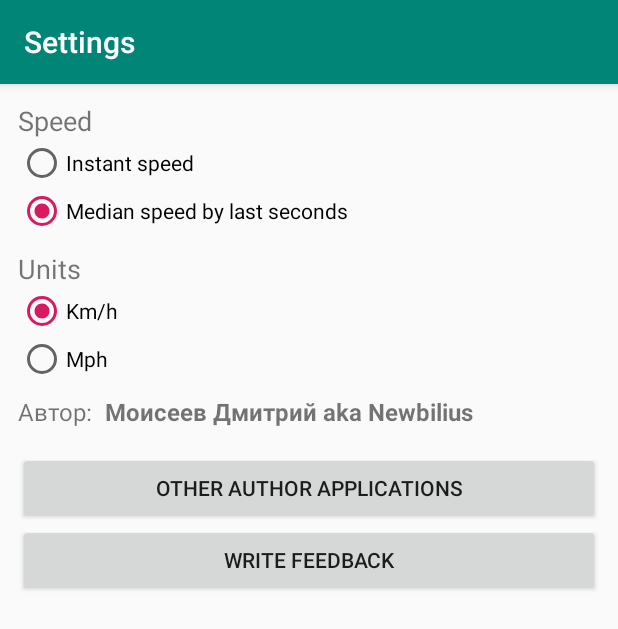
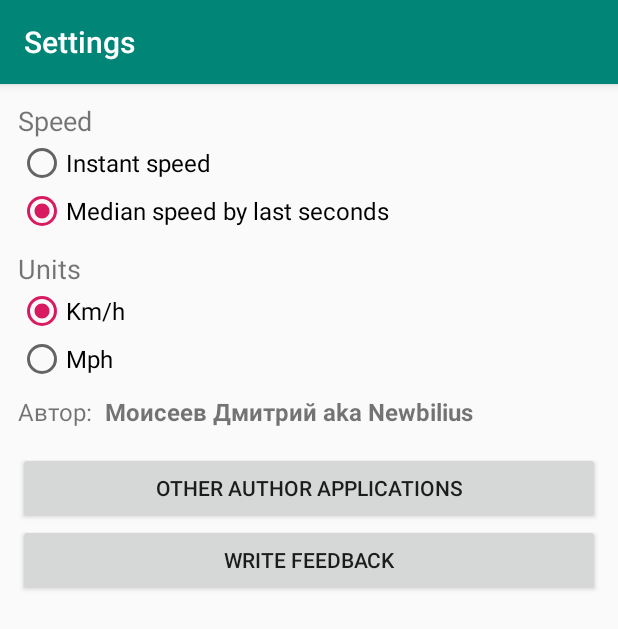
Before and after one commit to Newbilius/GPS_Speedometer, an Android app: the SettingsActivity screen opened directly, with no data from a screen before it, on a phone screen of 412 x 824 dp. Shown: the top 629 px of the screen. Run offline under Robolectric (Android 15) with nearby library versions, the phone set to English and light mode, and no system bars; our stand-ins replace data binding.

Commit message:
Вытащил часть повторяющихся параметров из вёрстки в ресурсы, выкинул ненужные параметры

```diff
--- a/app/src/main/java/com/newbilius/simplegpsspeedometer/Activities/DashboardActivity.java
+++ b/app/src/main/java/com/newbilius/simplegpsspeedometer/Activities/DashboardActivity.java
@@ -32,7 +32,6 @@ import com.newbilius.simplegpsspeedometer.databinding.ActivityDashboardBinding;
 //todo сплэш (?)
 //todo разделить модель и вьюмодель ?
 //todo IoC контейнер (?)
-//todo вытащить общие моменты вёрстки в константы ресурсов
 
 //todo иконка
 //todo скриншоты
--- a/app/src/main/res/layout/activity_settings.xml
+++ b/app/src/main/res/layout/activity_settings.xml
@@ -18,7 +18,7 @@
             android:layout_width="match_parent"
             android:layout_height="wrap_content"
             android:orientation="vertical"
-            android:padding="12dp">
+            android:padding="@dimen/screenPadding">
 
             <RadioGroup
                 android:layout_width="match_parent"
@@ -30,17 +30,19 @@
                     android:layout_width="match_parent"
                     android:layout_height="wrap_content"
                     android:text="@string/speedRadioButtonGroupTitle"
-                    android:textSize="18sp" />
+                    android:textSize="@dimen/configGroupTitleSize" />
 
                 <RadioButton
                     android:layout_width="match_parent"
                     android:layout_height="wrap_content"
                     android:checked="@={model.instantSpeedCounterSelected}"
+                    android:textSize="@dimen/textSize"
                     android:text="@string/instantSpeedRadioButtonTitle" />
 
                 <RadioButton
                     android:layout_width="match_parent"
                     android:layout_height="wrap_content"
+                    android:textSize="@dimen/textSize"
                     android:checked="@={model.medianSpeedCounterSelected}"
                     android:text="@string/medianSpeedRadioButtonTitle" />
             </RadioGroup>
@@ -56,18 +58,20 @@
                     android:layout_width="match_parent"
                     android:layout_height="wrap_content"
                     android:text="@string/unitsRadioButtonGroupTitle"
-                    android:textSize="18sp" />
+                    android:textSize="@dimen/configGroupTitleSize" />
 
                 <RadioButton
                     android:layout_width="match_parent"
                     android:layout_height="wrap_content"
                     android:checked="@={model.speedInKmH}"
+                    android:textSize="@dimen/textSize"
                     android:text="@string/kmhRadioButtonTitle" />
 
                 <RadioButton
                     android:layout_width="match_parent"
                     android:layout_height="wrap_content"
                     android:checked="@={model.speedInMpH}"
+                    android:textSize="@dimen/textSize"
                     android:text="@string/mphRadioButtonTitle" />
             </RadioGroup>
 
--- a/app/src/main/res/values/dimens.xml
+++ b/app/src/main/res/values/dimens.xml
@@ -1,4 +1,8 @@
 <?xml version="1.0" encoding="utf-8"?>
 <resources>
     <dimen name="textSize">16sp</dimen>
+    <dimen name="speedTextSize">70sp</dimen>
+    <dimen name="infoTextSize">32sp</dimen>
+    <dimen name="configGroupTitleSize">18sp</dimen>
+    <dimen name="screenPadding">12dp</dimen>
 </resources>
```
Also changed, not shown: app/src/main/res/layout/activity_dashboard.xml (+4 -11 lines).
